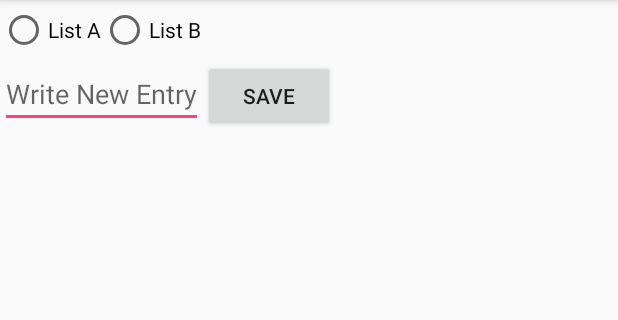
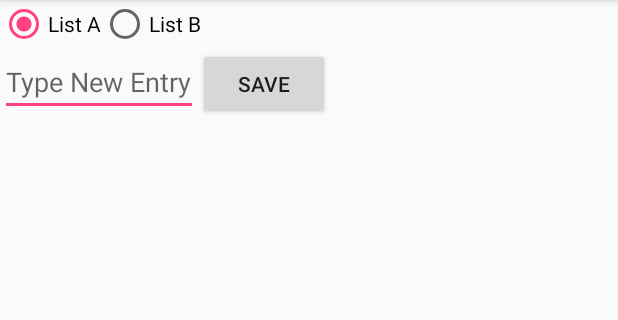
Before and after one commit to Amcunnin/Lab1, an Android app: the screen it shows after launch (MainActivity), on a phone screen of 412 x 824 dp, the part 84-404 px from its top. Run offline under Robolectric (Android 15) with nearby library versions, the phone set to English and light mode, and no system bars.

Commit message:
Working demo. Would be proper to implement custom ListView so that text color can be set.

```diff
--- a/app/src/main/java/edu/clarkson/schayae/lab1/MainActivity.java
+++ b/app/src/main/java/edu/clarkson/schayae/lab1/MainActivity.java
@@ -2,19 +2,76 @@ package edu.clarkson.schayae.lab1;
 
 import android.support.v7.app.AppCompatActivity;
 import android.os.Bundle;
+import android.util.Log;
+import android.view.View;
 import android.widget.ArrayAdapter;
+import android.widget.EditText;
+import android.widget.ListView;
+import android.widget.RadioButton;
+import android.widget.Button;
+import java.util.ArrayList;
+import android.view.View.*;
 
-import java.util.ArrayList;
 
 public class MainActivity extends AppCompatActivity {
+    //declarations
+    private RadioButton radioA;
+    private RadioButton radioB;
+    private Button saveButton;
+    private EditText editMessage;
+    private ListView entryList;
+    private ArrayList<String> listA = new ArrayList<String>();
+    private ArrayList<String> listB = new ArrayList<String>();
+    private ArrayAdapter<String> adapterA;
+    private ArrayAdapter<String> adapterB;
 
-    ArrayList<String> listA = new ArrayList<String>();
-    ArrayList<String> listB = new ArrayList<String>();
-    ArrayAdapter<String> adapterA;
-    ArrayAdapter<String> adapterB;
     @Override
     protected void onCreate(Bundle savedInstanceState) {
         super.onCreate(savedInstanceState);
         setContentView(R.layout.activity_main);
+
+        //mapping variables to controls
+        radioA = (RadioButton) findViewById(R.id.radioA);
+        radioB = (RadioButton) findViewById(R.id.radioB);
+        adapterA = new ArrayAdapter<String>(getApplicationContext(), android.R.layout.simple_list_item_1, listA);
+        adapterB = new ArrayAdapter<String>(getApplicationContext(), android.R.layout.simple_list_item_1, listB);
+        saveButton = (Button) findViewById(R.id.saveButton);
+        editMessage = (EditText) findViewById(R.id.editMessage);
+        entryList = (ListView) findViewById(R.id.entryList);
+
+        //set entryList adapter to adapterA by default
+        entryList.setAdapter(adapterA);
+
+        radioA.setChecked(true);
+
+        saveButton.setOnClickListener(new View.OnClickListener() {
+                                          @Override
+                                          public void onClick(View view) {
+                                              if (radioA.isChecked()) {
+                                                  listA.add(editMessage.getText().toString());
+                                                  adapterA.notifyDataSetChanged();
+                                                  Log.d("ListA entry", (listA.get(listA.size()-1)));
+                                              }
+                                              else {
+                                                  listB.add(editMessage.getText().toString());
+                                                  adapterB.notifyDataSetChanged();
+                                                  Log.d("ListB entry", (listB.get(listB.size()-1)));
+                                              }
+                                          }
+                                      }
+        );
+    }
+
+    public void onRadioButtonClicked(View view) {
+        boolean checked =((RadioButton) view).isChecked();
+
+        switch(view.getId()) {
+            case R.id.radioA:
+                if (checked) entryList.setAdapter(adapterA);
+                break;
+            case R.id.radioB:
+                if (checked) entryList.setAdapter(adapterB);
+                break;
+        }
     }
 }
--- a/app/src/main/res/layout/activity_main.xml
+++ b/app/src/main/res/layout/activity_main.xml
@@ -4,38 +4,34 @@
     android:orientation="vertical"
     android:layout_width="wrap_content"
     android:layout_height="wrap_content">
-    <LinearLayout xmlns:android="http://schemas.android.com/apk/res/android"
-        xmlns:tools="http://schemas.android.com/tools"
-        android:orientation="horizontal"
-        android:layout_width="fill_parent"
-        android:layout_height="40dp">
         <RadioGroup
             android:layout_width="wrap_content"
             android:layout_height="match_parent"
             android:orientation="horizontal">
             <RadioButton
-                android:id="@+id/radio_A"
+                android:id="@+id/radioA"
                 android:layout_width="match_parent"
                 android:layout_height="match_parent"
-                android:text="@string/radio_A"/>
+                android:text="@string/radioA"
+                android:onClick="onRadioButtonClicked"/>
             <RadioButton
-                android:id="@+id/radio_B"
+                android:id="@+id/radioB"
                 android:layout_width="match_parent"
                 android:layout_height="match_parent"
-                android:text="@string/radio_B"/>
+                android:text="@string/radioB"
+                android:onClick="onRadioButtonClicked"/>
         </RadioGroup>
-    </LinearLayout>
     <LinearLayout xmlns:android="http://schemas.android.com/apk/res/android"
         xmlns:tools="http://schemas.android.com/tools"
         android:orientation="horizontal"
         android:layout_width="wrap_content"
         android:layout_height="match_parent">
 
-        <EditText android:id="@+id/edit_message"
+        <EditText android:id="@+id/editMessage"
             android:layout_weight="1"
             android:layout_width="0dp"
             android:layout_height="wrap_content"
-            android:hint="@string/edit_message" />
+            android:hint="@string/editMessage" />
         <Button
             android:id="@+id/saveButton"
             android:layout_width="wrap_content"
@@ -51,9 +47,12 @@
 
         <ListView
             android:id="@+id/entryList"
-            android:text="Hello World!"
             android:layout_width="wrap_content"
-            android:layout_height="match_parent" />
+            android:layout_height="match_parent"
+            android:background="#a6dddddd"
+            android:divider="#545454"
+            android:visibility="visible"
+            android:textAlignment="center" />
 
     </LinearLayout>
 
--- a/app/src/main/res/values/strings.xml
+++ b/app/src/main/res/values/strings.xml
@@ -1,8 +1,7 @@
 <resources>
     <string name="app_name">Lab 1</string>
-    <string name="edit_message">Write New Entry</string>
+    <string name="editMessage">Type New Entry</string>
     <string name="button_send">Save</string>
-    <string name="list_name" />
-    <string name="radio_A">List A</string>
-    <string name="radio_B">List B</string>
+    <string name="radioA">List A</string>
+    <string name="radioB">List B</string>
 </resources>
```
